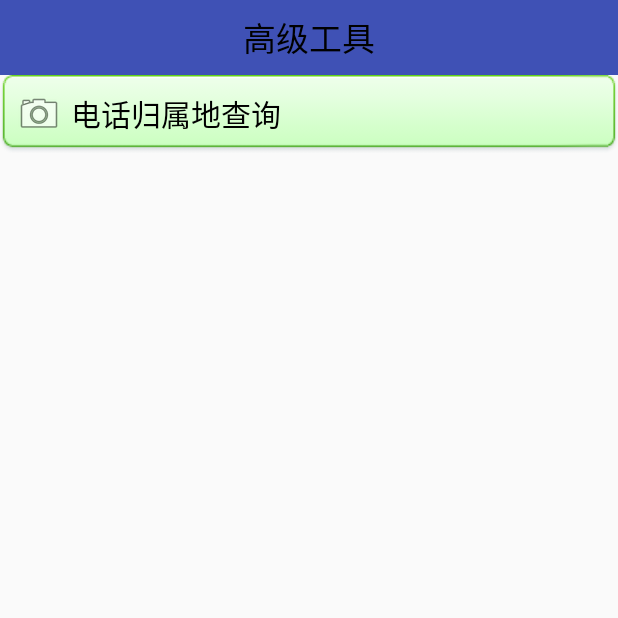
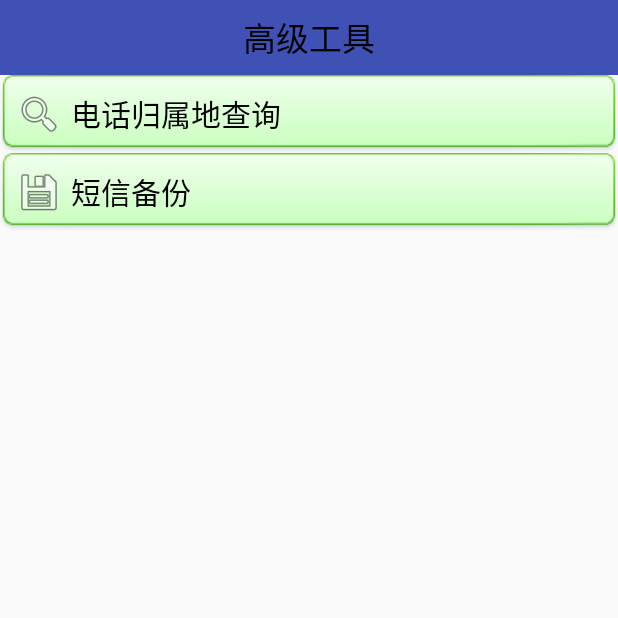
Before and after one commit to dengyi1992/MobileSafe1, an Android app: the AToolsActivity screen opened directly, with no data from a screen before it, on a phone screen of 412 x 824 dp, the top half of it. Run offline under Robolectric (Android 15) with nearby library versions, the phone set to English and light mode, and no system bars.

Commit message:
短信备份完成，以及接口抽取的方法

```diff
--- a/app/src/main/res/layout/activity_atools.xml
+++ b/app/src/main/res/layout/activity_atools.xml
@@ -1,7 +1,8 @@
 <?xml version="1.0" encoding="utf-8"?>
 <LinearLayout xmlns:android="http://schemas.android.com/apk/res/android"
-    android:orientation="vertical" android:layout_width="match_parent"
-    android:layout_height="match_parent">
+    android:layout_width="match_parent"
+    android:layout_height="match_parent"
+    android:orientation="vertical">
 
     <TextView
         style="@style/MyTitleStyle"
@@ -11,13 +12,31 @@
         android:layout_width="match_parent"
         android:layout_height="wrap_content"
         android:background="@drawable/light_green_button"
+        android:clickable="true"
+        android:drawableLeft="@android:drawable/ic_menu_search"
+        android:drawablePadding="5dp"
         android:gravity="center_vertical"
+        android:onClick="numberAddressQuery"
         android:padding="10dp"
+        android:text="电话归属地查询"
+        android:textColor="@color/black"
+        android:textSize="20dp" />
+    <TextView
+        android:layout_width="match_parent"
+        android:layout_height="wrap_content"
+        android:background="@drawable/light_green_button"
+        android:clickable="true"
+        android:drawableLeft="@android:drawable/ic_menu_save"
         android:drawablePadding="5dp"
+        android:gravity="center_vertical"
+        android:onClick="backUpSms"
+        android:padding="10dp"
+        android:text="短信备份"
         android:textColor="@color/black"
-    android:textSize="20dp"
-    android:text="电话归属地查询"
-    android:drawableLeft="@android:drawable/ic_menu_camera"
-    android:clickable="true"
-    android:onClick="numberAddressQuery"/>
+        android:textSize="20dp" />
+    <!--<ProgressBar-->
+        <!--android:id="@+id/pb_backup"-->
+        <!--style="?android:attr/progressBarStyleHorizontal"-->
+        <!--android:layout_width="match_parent"-->
+        <!--android:layout_height="wrap_content" />-->
 </LinearLayout>
```
Also changed, not shown: app/src/main/AndroidManifest.xml (+11 -10 lines), app/src/main/java/com/dengyi/mobilesafe/activity/AToolsActivity.java (+53 -0 lines), app/src/main/ic_launcher-web.png (added), app/src/main/res/mipmap-hdpi/ic_launcher.png, app/src/main/res/mipmap-mdpi/ic_launcher.png, app/src/main/res/mipmap-xhdpi/ic_launcher.png, app/src/main/res/mipmap-xxhdpi/ic_launcher.png, app/src/main/res/mipmap-xxxhdpi/ic_launcher.png. Lines whose indentation alone changed are shown as unchanged.
